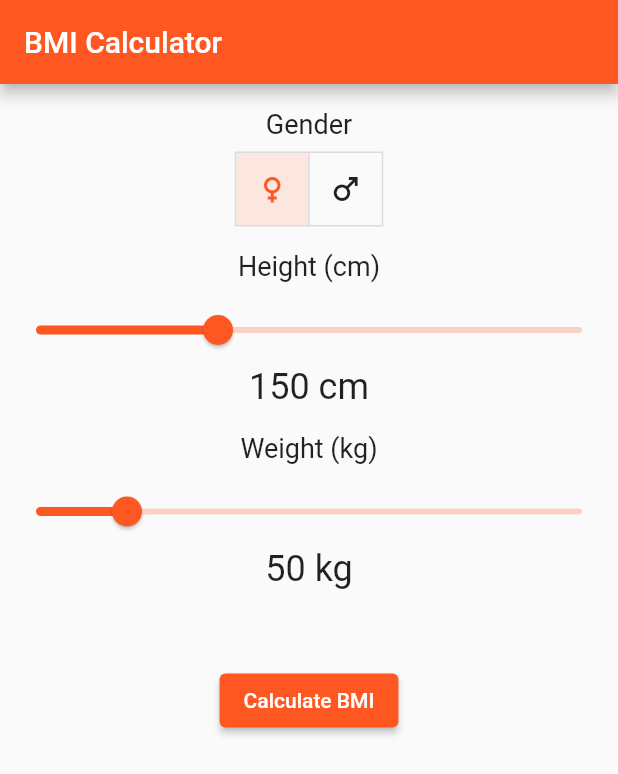
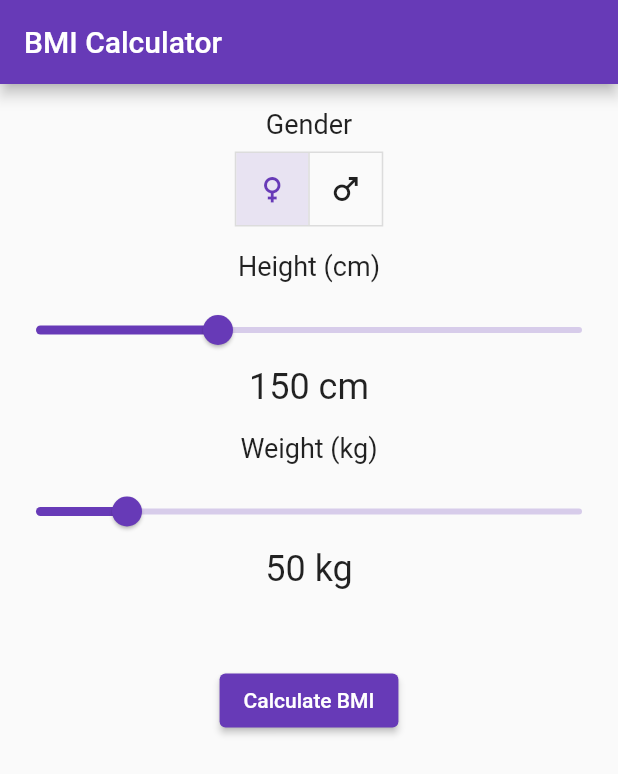
Before and after one commit to aniqaqill/BMI-Calculator, a Flutter app: the screen it shows after launch, on a phone screen of 412 x 824 dp. Shown: the top 774 px of the screen. Run offline on Flutter 3.47's test engine with Material 2 defaults, Android fonts, the phone set to English and light mode, and no system bars.

Commit message:
change app colour

```diff
--- a/lib/main.dart
+++ b/lib/main.dart
@@ -14,7 +14,7 @@ class MyApp extends StatelessWidget {
     return MaterialApp(
       title: 'BMI Calculator',
       theme: ThemeData(
-        primarySwatch: Colors.deepOrange,
+        primarySwatch: Colors.deepPurple,
       ),
       // home: const MyHomePage(title: 'Aniq BMI Calculator'),
       home: const BMICalculator(),
```
